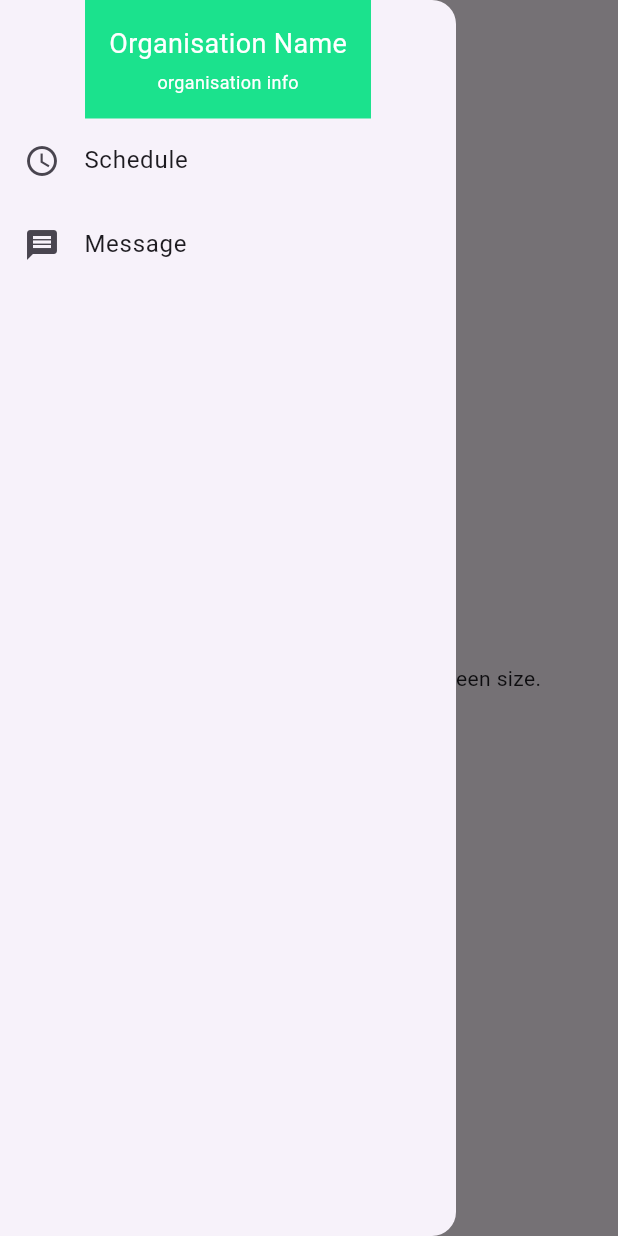
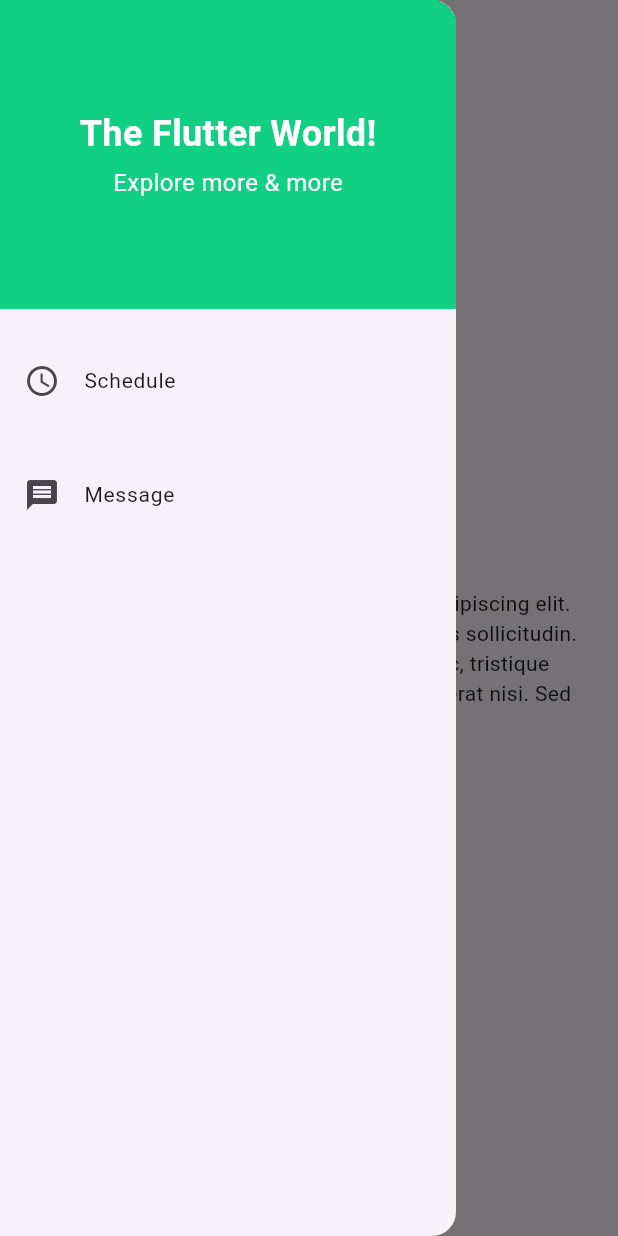
Before and after one commit to mdyasinahmed/app.responsive, a Flutter app: the screen it shows after launch, with the side drawer open, on a phone screen of 412 x 824 dp. Run offline on Flutter 3.47's test engine with Material 3 defaults, Android fonts, the phone set to English and light mode, and no system bars.

Commit message:
update responsive builder app pages

```diff
--- a/responsive_builder/lib/presentation/screens/home_screen.dart
+++ b/responsive_builder/lib/presentation/screens/home_screen.dart
@@ -1,161 +1,103 @@
 import 'package:flutter/material.dart';
-import '../utils/screen_utils.dart';
-import '../widgets/custom_app_bar.dart';
-import '../widgets/custom_drawer.dart';
-import '../widgets/home_body.dart';
+import '../utils/text_styles.dart';
+import '../widgets/app_bar_title.dart';
+import '../widgets/drawer_content.dart';
 import '../widgets/responsive_builder.dart';
-import '../widgets/responsive_text.dart';
-import '../widgets/title_bar.dart';
+
 
 class HomeScreen extends StatelessWidget {
   const HomeScreen({super.key});
 
   @override
   Widget build(BuildContext context) {
-    return ResponsiveBuilder(
-      mobile: Scaffold(
-        appBar: const TitleBar(
-          showDrawerIcon: true,
-          showRightButtons: false,
+    return Scaffold(
+      appBar: AppBar(
+        title: const AppBarTitle(title: 'Flutter \nWorld'),
+        backgroundColor: Colors.transparent,  // No background color
+        centerTitle: false,
+        actions: MediaQuery.of(context).size.width > 640
+            ? [
+          const Padding(
+            padding: EdgeInsets.only(right: 8.0),
+            child: Center(
+              child: Text(
+                'Schedule   Message',
+                style: TextStyle(color: Colors.black),  // Text color for buttons
               ),
-        drawer: const CustomDrawer(),
-        body: Padding(
-          padding: const EdgeInsets.symmetric(horizontal: 16.0), // Added padding
-          child: Center(
-            child: Column(
+            ),
+          ),
+        ]
+            : null,
+      ),
+      drawer: MediaQuery.of(context).size.width <= 640
+          ? const Drawer(
+        child: SafeArea(
+          child: DrawerContent(),
+        ),
+      )
+          : null,  // No drawer for tablets and desktops
+      body: ResponsiveBuilder(
+        mobile: _buildMobileContent(context),
+        tablet: _buildTabletContent(context),
+        desktop: _buildDesktopContent(context),
+      ),
+    );
+  }
+
+  Widget _buildMobileContent(BuildContext context) {
+    return Column(
       mainAxisAlignment: MainAxisAlignment.center,
       crossAxisAlignment: CrossAxisAlignment.center,
       children: [
-                const ResponsiveText(
-                  text: 'FLUTTER WEB. \n THE BASICS',
-                  mobileSize: 24,
-                  tabletSize: 28,
-                  desktopSize: 32,
-                  isBold: true,
+        Text('FLUTTER WEB. \n THE BASICS', style: TextStyles.getHeadline(context)),
+        const SizedBox(height: 16),
+        Text(
+          'Lorem ipsum dolor sit amet, consectetur adipiscing elit. Nullam euismod turpis rhoncus felis rhoncus sollicitudin. Mauris quam turpis, faucibus in libero nec, tristique suscipit lorem. Sed et lacinia libero, at placerat nisi. Sed et lacinia libero, at placerat nisi.',
+          style: TextStyles.getParagraph(context),
+          textAlign: TextAlign.center,
         ),
-                const SizedBox(height: 16),
-                const ResponsiveText(
-                  text: 'A responsive text that adapts to the screen size.',
-                  mobileSize: 14,
-                  tabletSize: 16,
-                  desktopSize: 18,
-                ),
-                const SizedBox(height: 16),
+        const SizedBox(height: 32),
         ElevatedButton(
           onPressed: () {},
           style: ElevatedButton.styleFrom(
             backgroundColor: const Color(0xFF1BE28D),
-                    foregroundColor: Colors.white,
           ),
-                  child: const ResponsiveText(
-                    text: 'Lets Explore',
-                    mobileSize: 16,
-                    tabletSize: 18,
-                    desktopSize: 20,
+          child: const Text(
+            'Let\'s Explore',
+            style: TextStyle(color: Colors.white),
           ),
         ),
       ],
+    );
+  }
+
+  Widget _buildTabletContent(BuildContext context) {
+    return _buildMobileContent(context);  // Same content as mobile
+  }
+
+  Widget _buildDesktopContent(BuildContext context) {
+    return Row(
+      children: [
+        Expanded(
+          flex: 5,
+          child: _buildMobileContent(context),
+        ),
+        Expanded(
+          flex: 5,
+          child: Center(
+            child: ElevatedButton(
+              onPressed: () {},
+              style: ElevatedButton.styleFrom(
+                backgroundColor: const Color(0xFF1BE28D),
+              ),
+              child: const Text(
+                'Let\'s Explore',
+                style: TextStyle(color: Colors.white),
               ),
             ),
           ),
         ),
-      tablet: Scaffold(
-        appBar: const TitleBar(
-          showDrawerIcon: false,
-          showRightButtons: true,
-        ),
-        body: Padding(
-          padding: const EdgeInsets.symmetric(horizontal: 16.0), // Added padding
-          child: Center(
-            child: Column(
-              mainAxisAlignment: MainAxisAlignment.center,
-              children: [
-                const ResponsiveText(
-                  text: 'FLUTTER WEB. \n THE BASICS',
-                  mobileSize: 24,
-                  tabletSize: 28,
-                  desktopSize: 32,
-                  isBold: true,
-                ),
-                const SizedBox(height: 16),
-                const ResponsiveText(
-                  text: 'A responsive text that adapts to the screen size.',
-                  mobileSize: 14,
-                  tabletSize: 16,
-                  desktopSize: 18,
-                ),
-                const SizedBox(height: 16),
-                ElevatedButton(
-                  onPressed: () {},
-                  style: ElevatedButton.styleFrom(
-                    backgroundColor: const Color(0xFF1BE28D),
-                    foregroundColor: Colors.white,
-                  ),
-                  child: const ResponsiveText(
-                    text: 'Lets Explore',
-                    mobileSize: 16,
-                    tabletSize: 18,
-                    desktopSize: 20,
-                  ),
-                ),
       ],
-            ),
-          ),
-        ),
-      ),
-      desktop: Scaffold(
-        appBar: const TitleBar(
-          showDrawerIcon: false,
-          showRightButtons: true,
-        ),
-        body: Padding(
-          padding: const EdgeInsets.symmetric(horizontal: 32.0), // Added padding
-          child: Center(
-            child: Row(
-              mainAxisAlignment: MainAxisAlignment.center,
-              crossAxisAlignment: CrossAxisAlignment.center,
-              children: [
-                Expanded(
-                  child: Column(
-                    mainAxisAlignment: MainAxisAlignment.center,
-                    crossAxisAlignment: CrossAxisAlignment.start,
-                    children: [
-                      const ResponsiveText(
-                        text: 'FLUTTER WEB. \n THE BASICS',
-                        mobileSize: 24,
-                        tabletSize: 28,
-                        desktopSize: 32,
-                        isBold: true,
-                      ),
-                      const SizedBox(height: 16),
-                      const ResponsiveText(
-                        text: 'A responsive text that adapts to the screen size.',
-                        mobileSize: 14,
-                        tabletSize: 16,
-                        desktopSize: 18,
-                      ),
-                    ],
-                  ),
-                ),
-                const SizedBox(width: 32),
-                ElevatedButton(
-                  onPressed: () {},
-                  style: ElevatedButton.styleFrom(
-                    backgroundColor: const Color(0xFF1BE28D),
-                    foregroundColor: Colors.white,
-                  ),
-                  child: const ResponsiveText(
-                    text: 'Lets Explore',
-                    mobileSize: 16,
-                    tabletSize: 18,
-                    desktopSize: 20,
-                  ),
-                ),
-              ],
-            ),
-          ),
-        ),
-      ),
     );
   }
 }
--- /dev/null
+++ b/responsive_builder/lib/presentation/utils/text_styles.dart
@@ -0,0 +1,31 @@
+import 'package:flutter/material.dart';
+import 'screen_utils.dart';
+
+
+class TextStyles {
+  static TextStyle getHeadline(BuildContext context) {
+    double screenWidth = MediaQuery.of(context).size.width;
+    DeviceType deviceType = ScreenUtils.getDeviceType(screenWidth);
+
+    if (deviceType == DeviceType.mobile) {
+      return const TextStyle(fontSize: 24, fontWeight: FontWeight.bold);
+    } else if (deviceType == DeviceType.tablet) {
+      return const TextStyle(fontSize: 28, fontWeight: FontWeight.bold);
+    } else {
+      return const TextStyle(fontSize: 32, fontWeight: FontWeight.bold);
+    }
+  }
+
+  static TextStyle getParagraph(BuildContext context) {
+    double screenWidth = MediaQuery.of(context).size.width;
+    DeviceType deviceType = ScreenUtils.getDeviceType(screenWidth);
+
+    if (deviceType == DeviceType.mobile) {
+      return const TextStyle(fontSize: 14);
+    } else if (deviceType == DeviceType.tablet) {
+      return const TextStyle(fontSize: 16);
+    } else {
+      return const TextStyle(fontSize: 18);
+    }
+  }
+}
--- /dev/null
+++ b/responsive_builder/lib/presentation/widgets/app_bar_title.dart
@@ -0,0 +1,31 @@
+import 'package:flutter/material.dart';
+import '../utils/screen_utils.dart';
+
+
+class AppBarTitle extends StatelessWidget {
+  final String title;
+
+  const AppBarTitle({super.key, required this.title});
+
+  @override
+  Widget build(BuildContext context) {
+    double screenWidth = MediaQuery.of(context).size.width;
+    DeviceType deviceType = ScreenUtils.getDeviceType(screenWidth);
+
+    TextAlign textAlign;
+    if (deviceType == DeviceType.mobile) {
+      textAlign = TextAlign.right;
+    } else {
+      textAlign = TextAlign.left;
+    }
+
+    return Text(
+      title,
+      textAlign: textAlign,
+      style: const TextStyle(
+        color: Colors.black,  // Text color for all screens
+        fontWeight: FontWeight.bold,
+      ),
+    );
+  }
+}
--- a/responsive_builder/lib/presentation/widgets/custom_app_bar.dart
+++ /dev/null
@@ -1,51 +0,0 @@
-import 'package:flutter/material.dart';
-import '../utils/screen_utils.dart';
-
-
-class CustomAppBar extends StatelessWidget implements PreferredSizeWidget {
-  final DeviceType deviceType;
-
-  const CustomAppBar({super.key, required this.deviceType});
-
-  @override
-  Widget build(BuildContext context) {
-    return AppBar(
-      title: deviceType == DeviceType.mobile
-          ? Row(
-        mainAxisAlignment: MainAxisAlignment.spaceBetween,
-        children: const [
-          Icon(Icons.menu),
-          Text(
-            'Flutter \n.World',
-            textAlign: TextAlign.right,
-          ),
-        ],
-      )
-          : Row(
-        mainAxisAlignment: MainAxisAlignment.spaceBetween,
-        children: [
-          const Text('Flutter \n World', textAlign: TextAlign.left),
-          Row(
-            children: [
-              TextButton.icon(
-                icon: const Icon(Icons.schedule),
-                label: const Text('Schedule'),
-                onPressed: () {},
-              ),
-              TextButton.icon(
-                icon: const Icon(Icons.message),
-                label: const Text('Message'),
-                onPressed: () {},
-              ),
-            ],
-          ),
-        ],
-      ),
-      centerTitle: true,
-      backgroundColor: Colors.pink,
-    );
-  }
-
-  @override
-  Size get preferredSize => const Size.fromHeight(kToolbarHeight);
-}
--- a/responsive_builder/lib/presentation/widgets/custom_drawer.dart
+++ /dev/null
@@ -1,48 +0,0 @@
-import 'package:flutter/material.dart';
-
-class CustomDrawer extends StatelessWidget {
-  const CustomDrawer({super.key});
-
-  @override
-  Widget build(BuildContext context) {
-    return Drawer(
-      child: SafeArea(
-        child: Column(
-          children: [
-            Container(
-              padding: const EdgeInsets.all(16),
-              color: const Color(0xFF1BE28D),
-              child: Column(
-                children: const [
-                  Text(
-                    'Organisation Name',
-                    style: TextStyle(
-                      color: Colors.white,
-                      fontSize: 18,
-                    ),
-                  ),
-                  SizedBox(height: 4),
-                  Text(
-                    'organisation info',
-                    style: TextStyle(
-                      color: Colors.white,
-                      fontSize: 12,
-                    ),
-                  ),
-                ],
-              ),
-            ),
-            const ListTile(
-              leading: Icon(Icons.schedule),
-              title: Text('Schedule'),
-            ),
-            const ListTile(
-              leading: Icon(Icons.message),
-              title: Text('Message'),
-            ),
-          ],
-        ),
-      ),
-    );
-  }
-}
--- /dev/null
+++ b/responsive_builder/lib/presentation/widgets/drawer_content.dart
@@ -0,0 +1,50 @@
+import 'package:flutter/material.dart';
+
+class DrawerContent extends StatelessWidget {
+  const DrawerContent({super.key});
+
+  @override
+  Widget build(BuildContext context) {
+    return Column(
+      children: [
+        Container(
+          height: MediaQuery.of(context).size.height * 0.25,  // 1/4th of the screen
+          color: const Color(0xFF11CF83),  // Background color
+          child: const Center(
+            child: Column(
+              mainAxisAlignment: MainAxisAlignment.center,
+              children: [
+                Text(
+                  'The Flutter World!',
+                  style: TextStyle(
+                    color: Colors.white,
+                    fontSize: 24,
+                    fontWeight: FontWeight.bold,
+                  ),
+                ),
+                SizedBox(height: 4),
+                Text(
+                  'Explore more & more',
+                  style: TextStyle(
+                    color: Colors.white,
+                    fontSize: 16,
+                  ),
+                ),
+              ],
+            ),
+          ),
+        ),
+        SizedBox(height: 20),
+        const ListTile(
+          leading: Icon(Icons.schedule),
+          title: Text('Schedule', style: TextStyle(fontSize: 14),),
+        ),
+        SizedBox(height: 20),
+        ListTile(
+          leading: const Icon(Icons.message),
+          title: const Text('Message', style: TextStyle(fontSize: 14),),
+        ),
+      ],
+    );
+  }
+}
--- a/responsive_builder/lib/presentation/widgets/home_body.dart
+++ /dev/null
@@ -1,60 +0,0 @@
-import 'package:flutter/material.dart';
-import '../utils/screen_utils.dart';
-
-
-class HomeBody extends StatelessWidget {
-  final DeviceType deviceType;
-
-  const HomeBody({super.key, required this.deviceType});
-
-  @override
-  Widget build(BuildContext context) {
-    final content = Column(
-      crossAxisAlignment: deviceType == DeviceType.desktop
-          ? CrossAxisAlignment.start
-          : CrossAxisAlignment.center,
-      children: [
-        const Text(
-          'FLUTTER WEB. \nTHE BASICS',
-          style: TextStyle(fontSize: 24, fontWeight: FontWeight.bold),
-        ),
-        const SizedBox(height: 16),
-        const Text(
-          'Lorem Ipsum is simply dummy text of the printing and typesetting industry. Contrary to popular belief, Lorem Ipsum is not simply random text. It is copyright free generated text.',
-          textAlign: TextAlign.center,
-        ),
-      ],
-    );
-
-    final button = ElevatedButton(
-      onPressed: () {},
-      style: ElevatedButton.styleFrom(
-        backgroundColor: const Color(0xFF1BE28D),
-      ),
-      child: const Text(
-        'Let\'s Explore',
-        style: TextStyle(color: Colors.white),
-      ),
-    );
-
-    if (deviceType == DeviceType.desktop) {
-      return Row(
-        mainAxisAlignment: MainAxisAlignment.center,
-        children: [
-          Expanded(child: content),
-          Expanded(child: Center(child: button)),
-        ],
-      );
-    }
-
-    return Column(
-      mainAxisAlignment: MainAxisAlignment.center,
-      crossAxisAlignment: CrossAxisAlignment.center,
-      children: [
-        content,
-        const SizedBox(height: 16),
-        button,
-      ],
-    );
-  }
-}
--- a/responsive_builder/lib/presentation/widgets/responsive_builder.dart
+++ b/responsive_builder/lib/presentation/widgets/responsive_builder.dart
@@ -2,7 +2,7 @@ import 'package:flutter/material.dart';
 import '../utils/screen_utils.dart';
 
 
-class ResponsiveBuilder extends StatefulWidget {
+class ResponsiveBuilder extends StatelessWidget {
   const ResponsiveBuilder({
     super.key,
     required this.mobile,
@@ -15,20 +15,26 @@ class ResponsiveBuilder extends StatefulWidget {
   final Widget desktop;
 
   @override
-  State<StatefulWidget> createState() => _ResponsiveBuilderState();
-}
-
-class _ResponsiveBuilderState extends State<ResponsiveBuilder> {
-  @override
   Widget build(BuildContext context) {
     final size = MediaQuery.of(context).size;
     final DeviceType deviceType = ScreenUtils.getDeviceType(size.width);
 
-    if (deviceType == DeviceType.mobile) {
-      return widget.mobile;
-    } else if (deviceType == DeviceType.tablet) {
-      return widget.tablet ?? widget.mobile;
-    }
-    return widget.desktop;
+    return Padding(
+      padding: const EdgeInsets.symmetric(horizontal: 16.0),
+      child: SizedBox(
+        width: size.width * 0.9,
+        child: Builder(
+          builder: (context) {
+            if (deviceType == DeviceType.mobile) {
+              return mobile;
+            } else if (deviceType == DeviceType.tablet) {
+              return tablet ?? mobile;
+            } else {
+              return desktop;
+            }
+          },
+        ),
+      ),
+    );
   }
 }
--- a/responsive_builder/lib/presentation/widgets/responsive_text.dart
+++ /dev/null
@@ -1,43 +0,0 @@
-import 'package:flutter/material.dart';
-import '../utils/screen_utils.dart';
-
-class ResponsiveText extends StatelessWidget {
-  final String text;
-  final double mobileSize;
-  final double tabletSize;
-  final double desktopSize;
-  final bool isBold;
-
-  const ResponsiveText({
-    super.key,
-    required this.text,
-    required this.mobileSize,
-    required this.tabletSize,
-    required this.desktopSize,
-    this.isBold = false,
-  });
-
-  @override
-  Widget build(BuildContext context) {
-    final size = MediaQuery.of(context).size;
-    final DeviceType deviceType = ScreenUtils.getDeviceType(size.width);
-    double fontSize;
-
-    if (deviceType == DeviceType.mobile) {
-      fontSize = mobileSize;
-    } else if (deviceType == DeviceType.tablet) {
-      fontSize = tabletSize;
-    } else {
-      fontSize = desktopSize;
-    }
-
-    return Text(
-      text,
-      style: TextStyle(
-        fontSize: fontSize,
-        fontWeight: isBold ? FontWeight.bold : FontWeight.normal,
-      ),
-      textAlign: deviceType == DeviceType.desktop ? TextAlign.left : TextAlign.center,
-    );
-  }
-}
--- a/responsive_builder/lib/presentation/widgets/title_bar.dart
+++ /dev/null
@@ -1,44 +0,0 @@
-import 'package:flutter/material.dart';
-
-class TitleBar extends StatelessWidget implements PreferredSizeWidget {
-  final bool showDrawerIcon;
-  final bool showRightButtons;
-
-  const TitleBar({
-    super.key,
-    required this.showDrawerIcon,
-    required this.showRightButtons,
-  });
-
-  @override
-  Widget build(BuildContext context) {
-    return AppBar(
-      automaticallyImplyLeading: showDrawerIcon,
-      title: Text(
-        'Flutter \n World',
-        style: const TextStyle(
-          color: Colors.black, // Text color set to black for all screens
-        ),
-        textAlign: showRightButtons ? TextAlign.left : TextAlign.center,
-      ),
-      centerTitle: !showRightButtons,
-      backgroundColor: Colors.transparent, // Removed background color
-      elevation: 0,
-      actions: showRightButtons
-          ? [
-        TextButton(
-          onPressed: () {},
-          child: const Text('Schedule'),
-        ),
-        TextButton(
-          onPressed: () {},
-          child: const Text('Message'),
-        ),
-      ]
-          : null,
-    );
-  }
-
-  @override
-  Size get preferredSize => const Size.fromHeight(60);
-}
```
Also changed, not shown: responsive_builder/pubspec.lock. Lines whose indentation alone changed are shown as unchanged.
